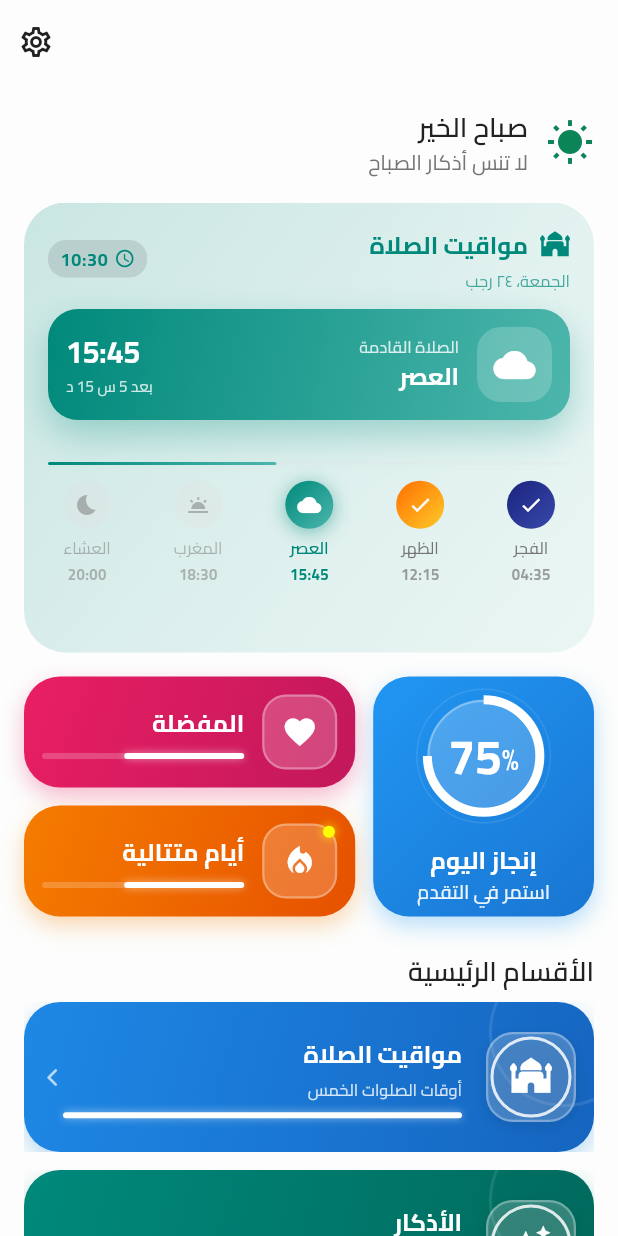
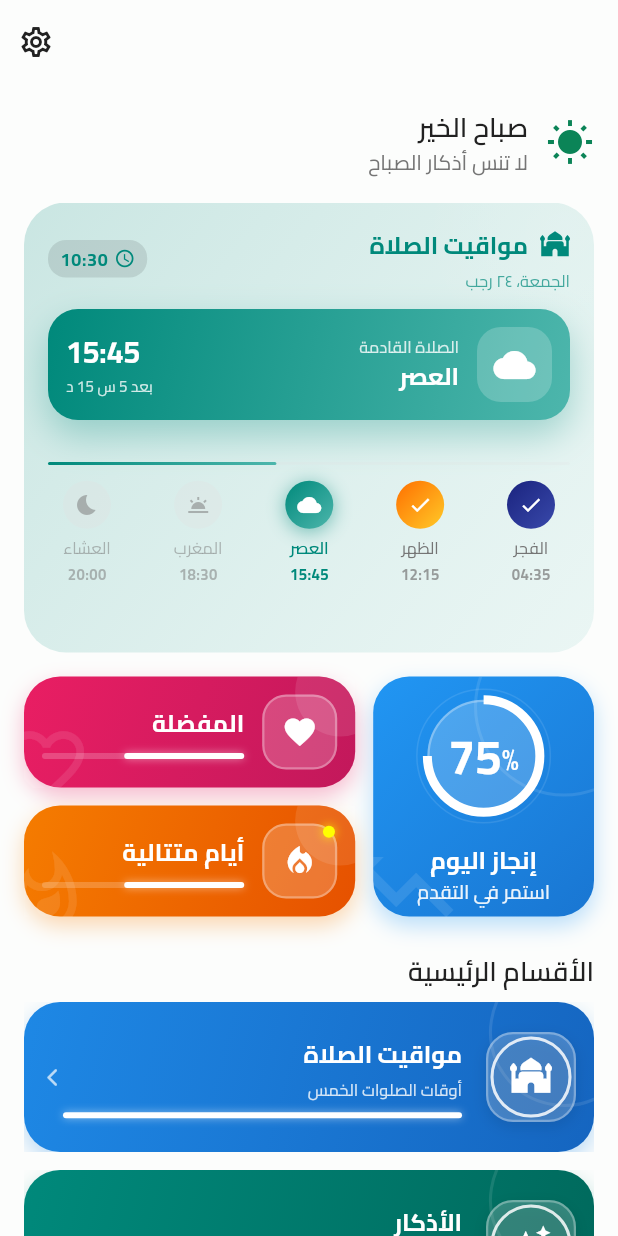
Before and after one commit to dr33awi/test_athkar_app, a Flutter app: the screen it shows after launch, on a phone screen of 412 x 824 dp. Run offline on Flutter 3.47's test engine with Material 3 defaults, Android fonts, the phone set to English and light mode, and no system bars; our stand-ins replace auto_size_text, battery_plus, device_info_plus, flutter_compass, flutter_local_notifications, flutter_staggered_animations and 9 more.

Commit message:
تحديث

```diff
--- a/lib/features/home/widgets/quick_stats_card.dart
+++ b/lib/features/home/widgets/quick_stats_card.dart
@@ -85,6 +85,7 @@ class _QuickStatsCardState extends State<QuickStatsCard> with TickerProviderStat
                   child: _buildModernStatItem(
                     context: context,
                     icon: Icons.favorite,
+                    backgroundIcon: Icons.favorite_border,
                     label: 'المفضلة',
                     gradient: [
                       Color(0xFFE91E63),
@@ -154,6 +155,42 @@ class _QuickStatsCardState extends State<QuickStatsCard> with TickerProviderStat
           child: Stack(
             alignment: Alignment.center,
             children: [
+              // Animated background pattern
+              Positioned(
+                right: -40,
+                top: -40,
+                child: AnimatedBuilder(
+                  animation: _rotationController,
+                  builder: (context, child) {
+                    return Transform.rotate(
+                      angle: _rotationController.value * 2 * math.pi,
+                      child: Container(
+                        width: 120,
+                        height: 120,
+                        decoration: BoxDecoration(
+                          shape: BoxShape.circle,
+                          border: Border.all(
+                            color: Colors.white.withOpacity(0.1),
+                            width: 2,
+                          ),
+                        ),
+                      ),
+                    );
+                  },
+                ),
+              ),
+
+              // Background icon
+              Positioned(
+                left: -20,
+                bottom: -20,
+                child: Icon(
+                  Icons.trending_up,
+                  size: 80,
+                  color: Colors.white.withOpacity(0.1),
+                ),
+              ),
+
               // Content
               Column(
                 mainAxisAlignment: MainAxisAlignment.center,
@@ -268,6 +305,7 @@ class _QuickStatsCardState extends State<QuickStatsCard> with TickerProviderStat
   Widget _buildModernStatItem({
     required BuildContext context,
     required IconData icon,
+    required IconData backgroundIcon,
     required String label,
     required List<Color> gradient,
     required VoidCallback onTap,
@@ -300,6 +338,31 @@ class _QuickStatsCardState extends State<QuickStatsCard> with TickerProviderStat
           ),
           child: Stack(
             children: [
+              // Background pattern
+              Positioned(
+                right: -20,
+                top: -20,
+                child: Container(
+                  width: 60,
+                  height: 60,
+                  decoration: BoxDecoration(
+                    shape: BoxShape.circle,
+                    color: Colors.white.withOpacity(0.1),
+                  ),
+                ),
+              ),
+
+              // Background icon
+              Positioned(
+                left: -15,
+                bottom: -15,
+                child: Icon(
+                  backgroundIcon,
+                  size: 60,
+                  color: Colors.white.withOpacity(0.1),
+                ),
+              ),
+
               // Content
               Container(
                 padding: const EdgeInsets.all(ThemeConstants.space3),
```
